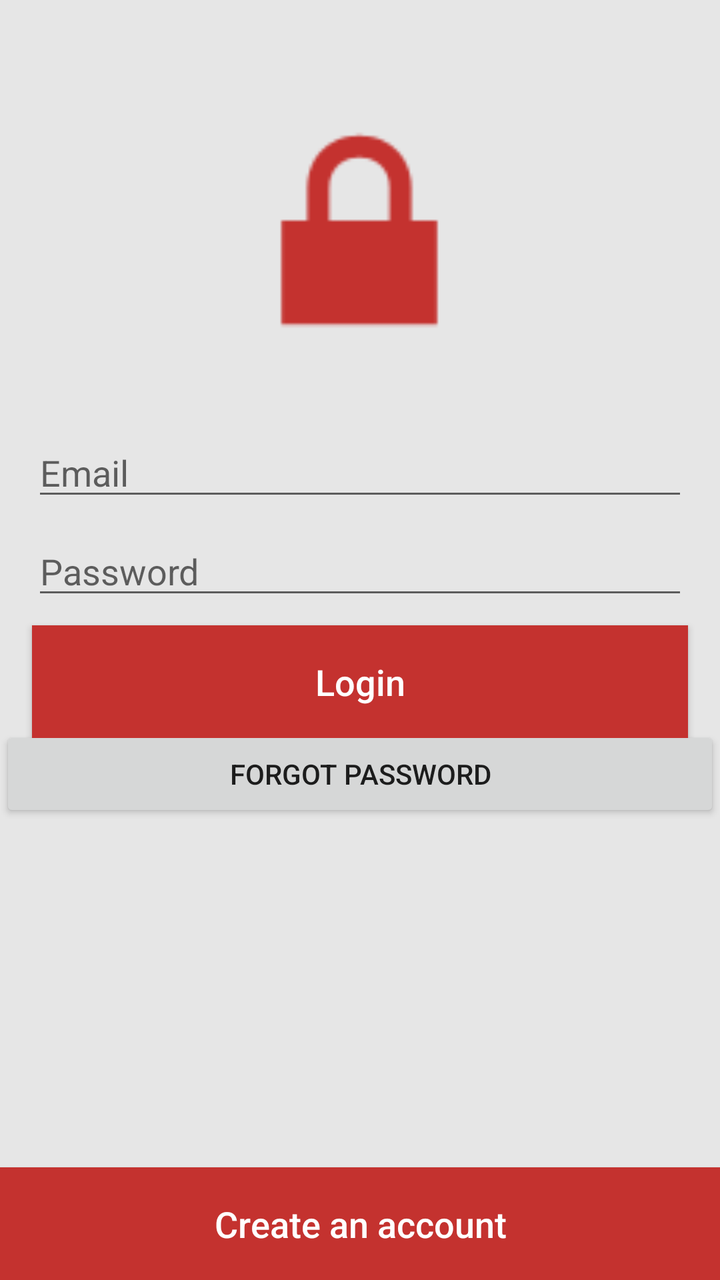
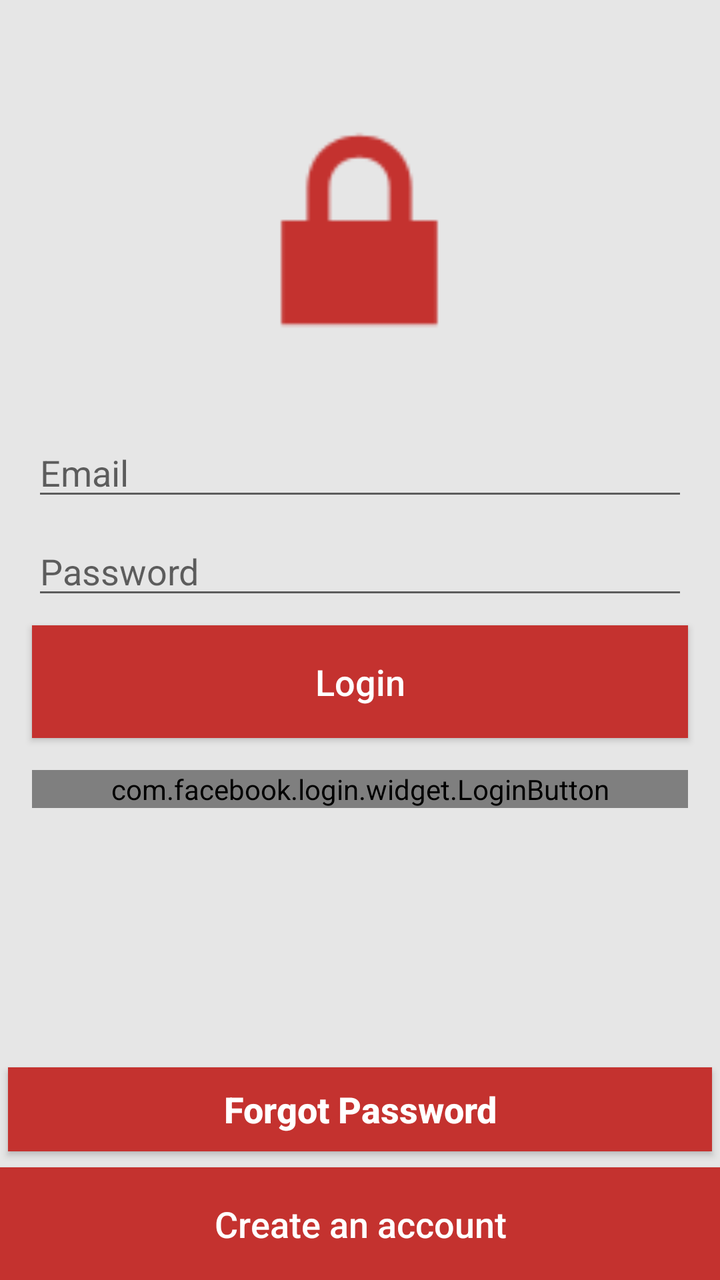

Screens rendered from an Android XML layout before and after an edit, with the pre-edit source and the edit as a unified diff.
<!-- AndroidManifest.xml: application theme AppTheme -->
<!-- res/layout/activity_main.xml -->
<?xml version="1.0" encoding="utf-8"?>
<androidx.constraintlayout.widget.ConstraintLayout xmlns:android="http://schemas.android.com/apk/res/android"
    xmlns:app="http://schemas.android.com/apk/res-auto"
    xmlns:tools="http://schemas.android.com/tools"
    android:layout_width="match_parent"
    android:layout_height="match_parent"
    android:background="@color/backgroundColor"
    tools:context=".LoginActivity">


    <ImageView
        android:id="@+id/imageView"
        android:layout_width="150dp"
        android:layout_height="150dp"
        android:layout_gravity="center"
        android:layout_marginStart="130dp"
        android:layout_marginLeft="130dp"
        android:layout_marginTop="40dp"
        android:layout_marginEnd="131dp"
        android:layout_marginRight="131dp"
        app:layout_constraintEnd_toEndOf="parent"
        app:layout_constraintStart_toStartOf="parent"
        app:layout_constraintTop_toTopOf="parent"
        app:srcCompat="@android:drawable/ic_lock_lock" />

    <EditText
        android:id="@+id/login_username"
        android:layout_width="match_parent"
        android:layout_height="wrap_content"
        android:layout_marginStart="16dp"
        android:layout_marginLeft="16dp"
        android:layout_marginTop="24dp"
        android:layout_marginEnd="16dp"
        android:layout_marginRight="16dp"
        android:hint="@string/email"
        android:inputType="textEmailAddress"
        app:layout_constraintEnd_toEndOf="parent"
        app:layout_constraintStart_toStartOf="parent"
        app:layout_constraintTop_toBottomOf="@+id/imageView" />

    <EditText
        android:id="@+id/login_password"
        android:layout_width="match_parent"
        android:layout_height="wrap_content"
        android:layout_marginStart="16dp"
        android:layout_marginLeft="16dp"
        android:layout_marginTop="8dp"
        android:layout_marginEnd="16dp"
        android:layout_marginRight="16dp"
        android:hint="@string/password"
        android:inputType="textPassword"
        app:layout_constraintEnd_toEndOf="@+id/login_username"
        app:layout_constraintStart_toStartOf="@+id/login_username"
        app:layout_constraintTop_toBottomOf="@+id/login_username" />

    <Button
        android:id="@+id/btn_login"
        android:layout_width="match_parent"
        android:layout_height="wrap_content"
        android:layout_marginStart="16dp"
        android:layout_marginLeft="16dp"
        android:layout_marginTop="8dp"
        android:layout_marginEnd="16dp"
        android:layout_marginRight="16dp"
        android:background="@color/colorPrimaryDark"
        android:padding="16dp"
        android:text="@string/login"
        android:textAllCaps="false"
        android:textColor="@android:color/white"
        android:textSize="18sp"
        app:layout_constraintEnd_toEndOf="@+id/login_password"
        app:layout_constraintStart_toStartOf="@+id/login_password"
        app:layout_constraintTop_toBottomOf="@+id/login_password" />


    <Button
        android:id="@+id/btn_reset_password"
        android:layout_width="0dp"
        android:layout_height="wrap_content"
        android:layout_marginTop="64dp"
        android:layout_marginBottom="243dp"
        android:text="Forgot Password"
        android:typeface="normal"
        app:layout_constraintBottom_toTopOf="@+id/btn_sign_up"
        app:layout_constraintEnd_toEndOf="parent"
        app:layout_constraintStart_toStartOf="parent"
        app:layout_constraintTop_toBottomOf="@+id/btn_login" />

    <Button
        android:id="@+id/btn_sign_up"
        android:layout_width="match_parent"
        android:layout_height="wrap_content"
        android:layout_alignParentBottom="true"
        android:background="@color/colorPrimaryDark"
        android:padding="16dp"
        android:text="@string/dont_have_account"
        android:textAllCaps="false"
        android:textColor="@android:color/white"
        android:textSize="18sp"
        app:layout_constraintBottom_toBottomOf="parent"
        app:layout_constraintEnd_toEndOf="parent"
        app:layout_constraintStart_toStartOf="parent" />

    <ProgressBar
        android:id="@+id/progress_Bar"
        style="?android:attr/progressBarStyleHorizontal"
        android:layout_width="0dp"
        android:layout_height="25dp"
        android:indeterminate="true"
        android:max="100"
        android:minWidth="200dp"
        android:minHeight="50dp"
        android:progress="0"
        android:visibility="invisible"
        app:layout_constraintEnd_toEndOf="parent"
        app:layout_constraintHorizontal_bias="0"
        app:layout_constraintStart_toStartOf="parent"
        app:layout_constraintTop_toTopOf="parent"
        tools:visibility="invisible" />

    <TextView
        android:id="@+id/progress_counter"
        android:layout_width="3dp"
        android:layout_height="13dp"
        android:layout_below="@+id/progress_Bar"
        android:layout_alignLeft="@+id/progress_Bar"
        android:layout_marginStart="205dp"
        android:layout_marginLeft="205dp"
        android:layout_marginTop="8dp"
        android:layout_marginEnd="206dp"
        android:layout_marginRight="206dp"
        app:layout_constraintEnd_toEndOf="parent"
        app:layout_constraintStart_toStartOf="parent"
        app:layout_constraintTop_toBottomOf="@+id/progress_Bar" />


</androidx.constraintlayout.widget.ConstraintLayout>
<!-- resources referenced by this layout -->
<resources>
  <color name="backgroundColor">#E6E6E6</color>
  <color name="colorPrimaryDark">#c4322f</color>
  <string name="dont_have_account">Create an account</string>
  <string name="email">Email</string>
  <string name="login">Login</string>
  <string name="password">Password</string>
  <style name="AppTheme" parent="Theme.AppCompat.Light.DarkActionBar">
          
          <item name="colorPrimary">@color/colorPrimary</item>
          <item name="colorPrimaryDark">@color/colorPrimaryDark</item>
          <item name="colorAccent">@color/colorAccent</item>
      </style>
  <color name="colorPrimary">#c4322f</color>
  <color name="colorAccent">#c4322f</color>
</resources>

<!-- the commit's change to res/layout/activity_main.xml (unified diff, before → after) -->
@@ -18,6 +18,7 @@
         android:layout_marginTop="40dp"
         android:layout_marginEnd="131dp"
         android:layout_marginRight="131dp"
+        android:contentDescription="@string/todo"
         app:layout_constraintEnd_toEndOf="parent"
         app:layout_constraintStart_toStartOf="parent"
         app:layout_constraintTop_toTopOf="parent"
@@ -32,6 +33,7 @@
         android:layout_marginTop="24dp"
         android:layout_marginEnd="16dp"
         android:layout_marginRight="16dp"
+        android:autofillHints=""
         android:hint="@string/email"
         android:inputType="textEmailAddress"
         app:layout_constraintEnd_toEndOf="parent"
@@ -47,6 +49,7 @@
         android:layout_marginTop="8dp"
         android:layout_marginEnd="16dp"
         android:layout_marginRight="16dp"
+        android:autofillHints=""
         android:hint="@string/password"
         android:inputType="textPassword"
         app:layout_constraintEnd_toEndOf="@+id/login_username"
@@ -73,18 +76,44 @@
         app:layout_constraintTop_toBottomOf="@+id/login_password" />
 
 
+    <com.facebook.login.widget.LoginButton
+        android:id="@+id/btn_facebook_login"
+        android:layout_width="match_parent"
+        android:layout_height="wrap_content"
+        android:layout_gravity="center_horizontal"
+        android:layout_marginStart="16dp"
+        android:layout_marginLeft="16dp"
+        android:layout_marginTop="16dp"
+        android:layout_marginEnd="16dp"
+        android:layout_marginRight="16dp"
+        android:textAllCaps="false"
+        android:textColor="@android:color/white"
+        android:textSize="18sp"
+        app:layout_constraintEnd_toEndOf="@+id/btn_login"
+        app:layout_constraintStart_toStartOf="@+id/btn_login"
+        app:layout_constraintTop_toBottomOf="@+id/btn_login" />
+
     <Button
         android:id="@+id/btn_reset_password"
-        android:layout_width="0dp"
-        android:layout_height="wrap_content"
-        android:layout_marginTop="64dp"
-        android:layout_marginBottom="243dp"
-        android:text="Forgot Password"
+        android:layout_width="352dp"
+        android:layout_height="42dp"
+        android:layout_marginStart="24dp"
+        android:layout_marginLeft="24dp"
+        android:layout_marginEnd="24dp"
+        android:layout_marginRight="24dp"
+        android:layout_marginBottom="8dp"
+        android:background="@color/colorPrimaryDark"
+        android:text="@string/forgot_password"
+        android:textAllCaps="false"
+        android:textColor="@android:color/white"
+        android:textSize="18sp"
+        android:textStyle="bold"
         android:typeface="normal"
         app:layout_constraintBottom_toTopOf="@+id/btn_sign_up"
         app:layout_constraintEnd_toEndOf="parent"
-        app:layout_constraintStart_toStartOf="parent"
-        app:layout_constraintTop_toBottomOf="@+id/btn_login" />
+        app:layout_constraintStart_toStartOf="parent">
+
+    </Button>
 
     <Button
         android:id="@+id/btn_sign_up"
@@ -123,6 +152,7 @@
         android:layout_width="3dp"
         android:layout_height="13dp"
         android:layout_below="@+id/progress_Bar"
+        android:layout_alignStart="@+id/progress_Bar"
         android:layout_alignLeft="@+id/progress_Bar"
         android:layout_marginStart="205dp"
         android:layout_marginLeft="205dp"
<!-- resource entries referenced after the edit -->
@@ -4,8 +4,10 @@
   <color name="colorPrimaryDark">#c4322f</color>
   <string name="dont_have_account">Create an account</string>
   <string name="email">Email</string>
+  <string name="forgot_password">Forgot Password</string>
   <string name="login">Login</string>
   <string name="password">Password</string>
+  <string name="todo">TODO</string>
   <style name="AppTheme" parent="Theme.AppCompat.Light.DarkActionBar">
           
           <item name="colorPrimary">@color/colorPrimary</item>
